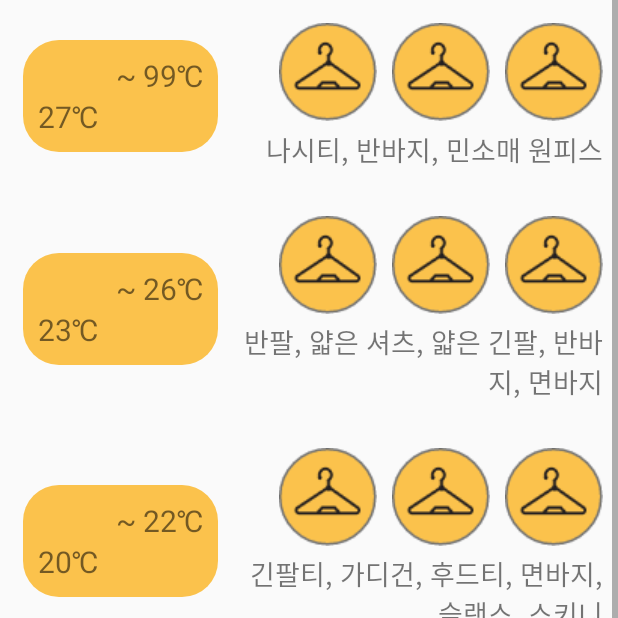
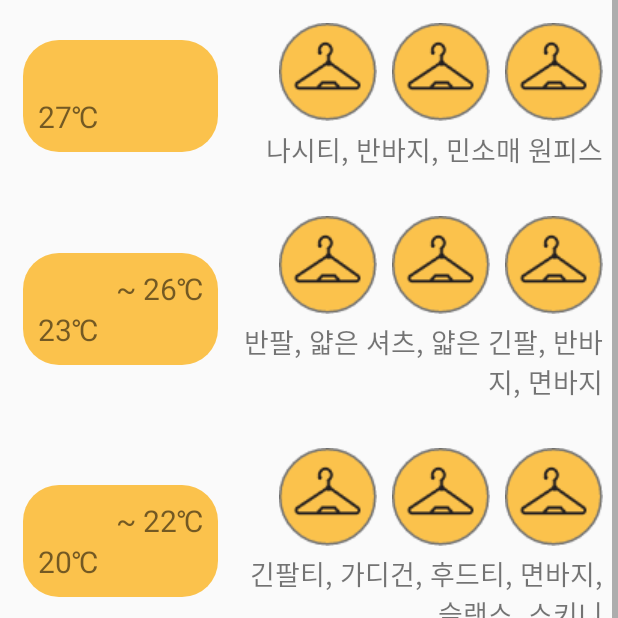
Before and after one commit to wnehdals/Omniver, an Android app: the RecommendedListActivity screen opened directly, with no data from a screen before it, on a phone screen of 412 x 824 dp, the top half of it. Run offline under Robolectric (Android 15) with nearby library versions, the phone set to English and light mode, and no system bars.

```diff
--- a/app/src/main/java/com/example/omniver/RecyclerAdapter.java
+++ b/app/src/main/java/com/example/omniver/RecyclerAdapter.java
@@ -37,6 +37,8 @@ class RecyclerAdapter extends RecyclerView.Adapter<RecyclerAdapter.RecyclerViewH
         holder.clothesText.setText(clothes[position]);
         holder.temp1Text.setText(temps1[position] + "℃");
         holder.temp2Text.setText("~ " + temps2[position] + "℃");
+        if (position == 0) holder.temp2Text.setText("");
+        if (position == getItemCount()) holder.temp1Text.setText("");
     }
 
     @Override
```
